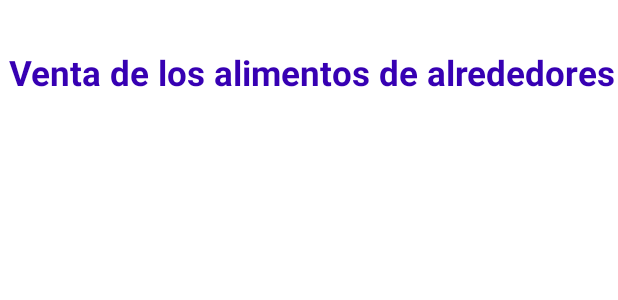
After one commit to RicardoCastillo991/QueCocinoHoy, an Android app: the layout activity_map.xml on its own in the app's theme, with its tools: preview values and no code run, on a phone screen of 412 x 824 dp. The commit adds this screen. Shown: the top 300 px of the screen. Run offline under Robolectric (Android 15) with nearby library versions, the light colour scheme and no system bars.

Commit message:
creacion de activity map

```diff
--- a/app/src/main/AndroidManifest.xml
+++ b/app/src/main/AndroidManifest.xml
@@ -13,6 +13,9 @@
         android:supportsRtl="true"
         android:theme="@style/Theme.QueCocinoHoy"
         tools:targetApi="31">
+        <activity
+            android:name=".MapActivity"
+            android:exported="false" />
         <activity
             android:name=".ProfileActivity"
             android:exported="false" />
--- a/app/src/main/res/layout/activity_main_inicio.xml
+++ b/app/src/main/res/layout/activity_main_inicio.xml
@@ -46,8 +46,8 @@
         app:srcCompat="@drawable/icon_profile"
         tools:ignore="SpeakableTextPresentCheck" />
 
-    <ImageView
-        android:id="@+id/imgbtnUbicacion"
+    <ImageButton
+        android:id="@+id/imgButtonUbicacion"
         android:layout_width="wrap_content"
         android:layout_height="wrap_content"
         android:layout_marginTop="12dp"
--- /dev/null
+++ b/app/src/main/res/layout/activity_map.xml
@@ -0,0 +1,34 @@
+<?xml version="1.0" encoding="utf-8"?>
+<androidx.constraintlayout.widget.ConstraintLayout xmlns:android="http://schemas.android.com/apk/res/android"
+    xmlns:app="http://schemas.android.com/apk/res-auto"
+    xmlns:tools="http://schemas.android.com/tools"
+    android:layout_width="match_parent"
+    android:layout_height="match_parent"
+    tools:context=".MapActivity">
+
+    <TextView
+        android:id="@+id/textView14"
+        android:layout_width="wrap_content"
+        android:layout_height="wrap_content"
+        android:text="Venta de los alimentos de alrededores"
+        android:textColor="@color/purple_700"
+        android:textSize="23dp"
+        android:textStyle="bold"
+        app:layout_constraintBottom_toBottomOf="parent"
+        app:layout_constraintEnd_toEndOf="parent"
+        app:layout_constraintHorizontal_bias="0.842"
+        app:layout_constraintStart_toStartOf="parent"
+        app:layout_constraintTop_toTopOf="parent"
+        app:layout_constraintVertical_bias="0.041" />
+
+    <androidx.constraintlayout.widget.ConstraintLayout
+        android:layout_width="409dp"
+        android:layout_height="655dp"
+        android:layout_marginTop="16dp"
+        app:layout_constraintBottom_toBottomOf="parent"
+        app:layout_constraintEnd_toEndOf="parent"
+        app:layout_constraintStart_toStartOf="parent"
+        app:layout_constraintTop_toBottomOf="@+id/textView14">
+
+    </androidx.constraintlayout.widget.ConstraintLayout>
+</androidx.constraintlayout.widget.ConstraintLayout>
```
Also changed, not shown: app/src/main/java/com/example/quecocinohoy/MainActivityInicio.java (+9 -5 lines), app/src/main/java/com/example/quecocinohoy/MapActivity.java (added, +14 -0 lines).
